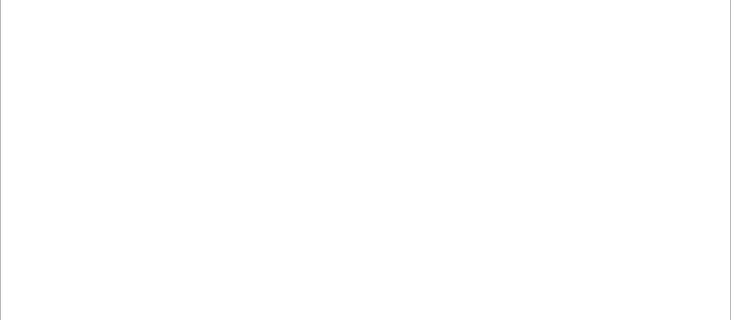
First picture: the form in errordialog.ui, repository jpark651/Schulich-Dashboard-Project, before the edit; both pictures show x 0 to 731 and y 465 to 785 of the 731 by 785 pixel window.
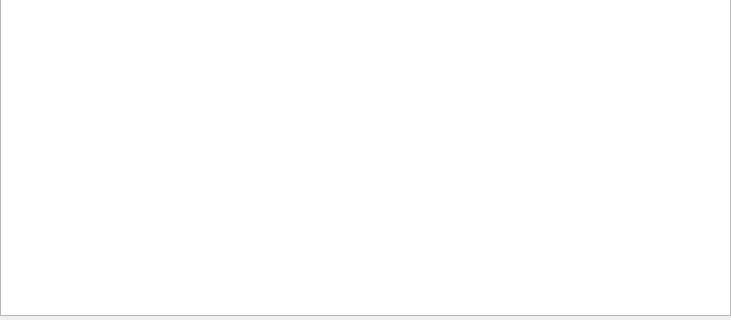
Second picture: the form after the edit.

Commit message: Updated error window

Patch:
```diff
--- a/errordialog.ui
+++ b/errordialog.ui
@@ -19,9 +19,27 @@
      <x>0</x>
      <y>0</y>
      <width>731</width>
-     <height>791</height>
+     <height>781</height>
     </rect>
    </property>
+   <property name="minimumSize">
+    <size>
+     <width>400</width>
+     <height>400</height>
+    </size>
+   </property>
+   <property name="maximumSize">
+    <size>
+     <width>1600</width>
+     <height>900</height>
+    </size>
+   </property>
+   <property name="sizeIncrement">
+    <size>
+     <width>1</width>
+     <height>1</height>
+    </size>
+   </property>
   </widget>
  </widget>
  <resources/>
```
The commit also changes 3 other files.
